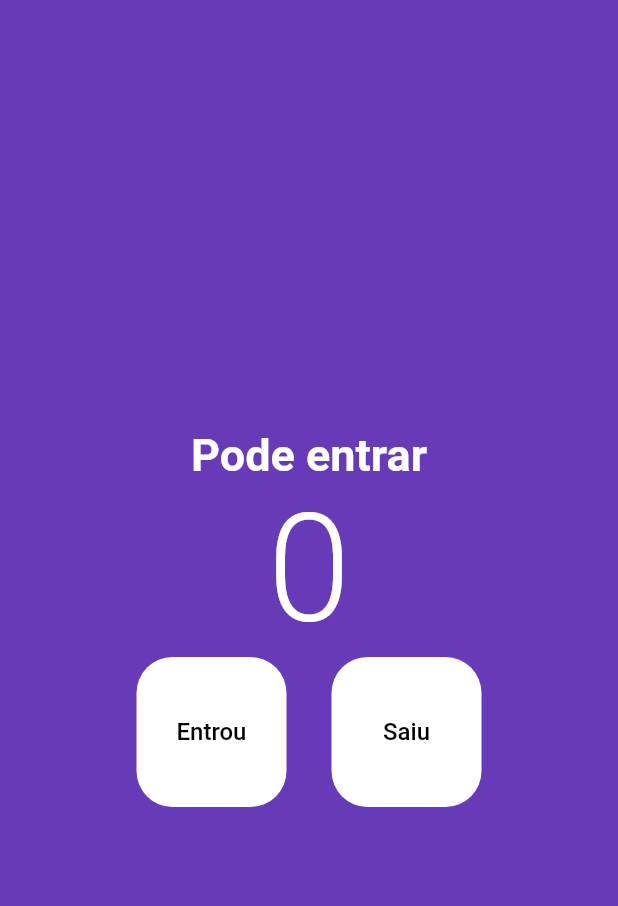
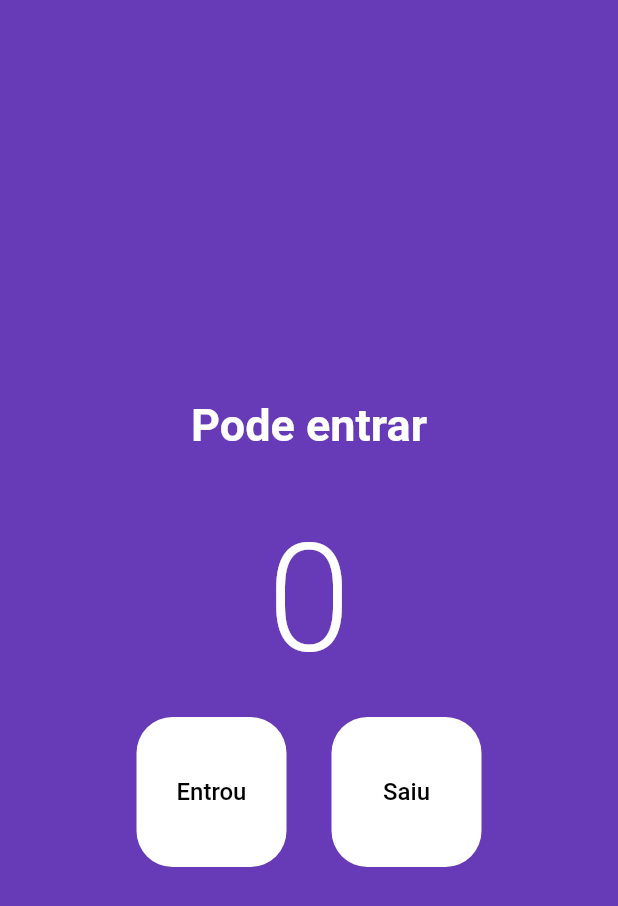
Before and after one commit to Joaopedroaquino/PeopleCounter, a Flutter app: the screen it shows after launch, on a phone screen of 412 x 824 dp. Shown: the top 906 px of the screen. Run offline on Flutter 3.47's test engine with Material 2 defaults, Android fonts, the phone set to English and light mode, and no system bars.

```diff
--- a/lib/home_page.dart
+++ b/lib/home_page.dart
@@ -18,7 +18,9 @@ class HomePage extends StatelessWidget {
       body: Column(
         mainAxisAlignment: MainAxisAlignment.center,
         children: [
-          const Text(
+          const Padding(
+            padding: EdgeInsets.all(20),
+            child: Text(
               'Pode entrar',
               style: TextStyle(
                 color: Colors.white,
@@ -26,12 +28,16 @@ class HomePage extends StatelessWidget {
                 fontWeight: FontWeight.w700,
               ),
             ),
-          const Text(
+          ),
+          const Padding(
+            padding: EdgeInsets.all(20),
+            child: Text(
               '0',
               style: TextStyle(
                 color: Colors.white,
                 fontSize: 100,
                 fontWeight: FontWeight.w300,
+              ),
             ),
           ),
           Row(
```
Lines whose indentation alone changed are shown as unchanged.
